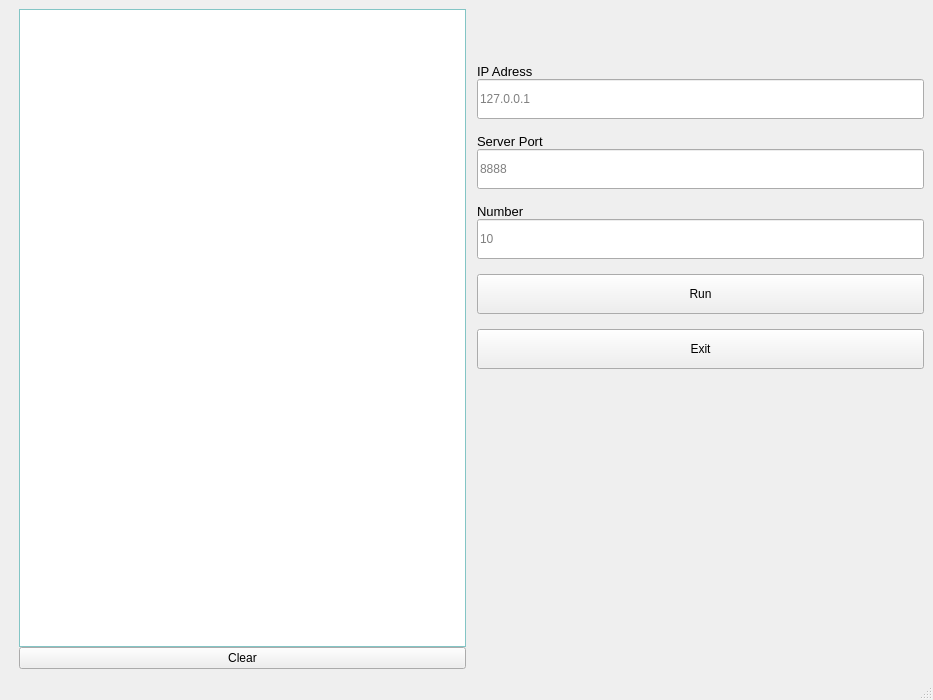
The window that 112-1/WEB PROGRAMMING/Lab/Lab 6 – UDP/Lab 6-1 UDP Client Server/d1166506/home.ui (jack41402/FCU) describes before a commit, drawn with Qt 5.
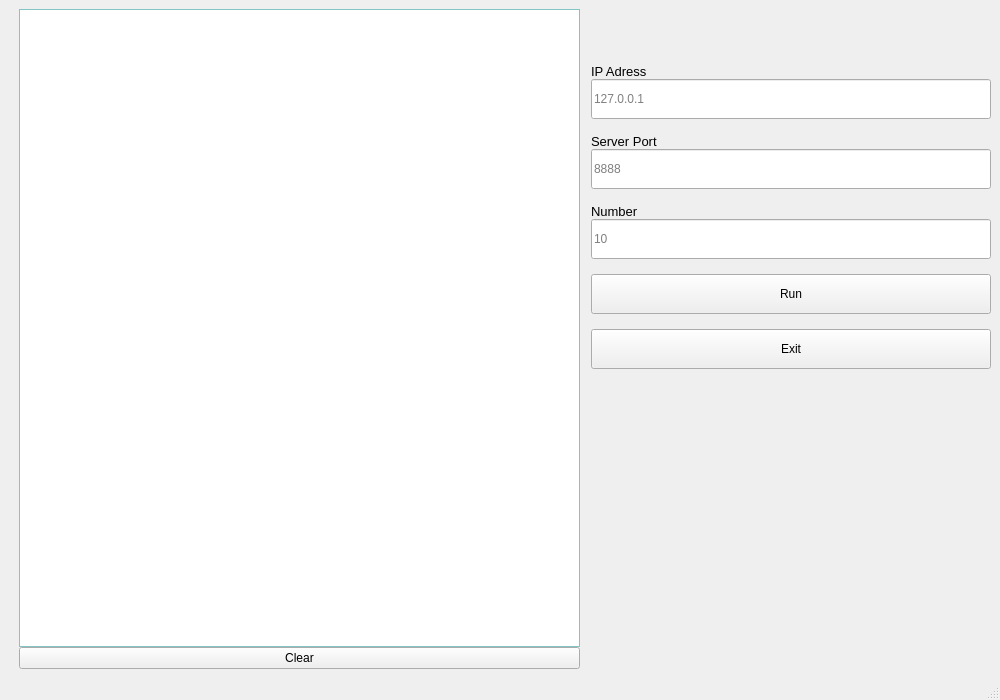
The same window after the commit.

The edit to the form file:
```diff
--- a/112-1/WEB PROGRAMMING/Lab/Lab 6 – UDP/Lab 6-1 UDP Client Server/d1166506/home.ui
+++ b/112-1/WEB PROGRAMMING/Lab/Lab 6 – UDP/Lab 6-1 UDP Client Server/d1166506/home.ui
@@ -6,7 +6,7 @@
    <rect>
     <x>0</x>
     <y>0</y>
-    <width>933</width>
+    <width>1000</width>
     <height>700</height>
    </rect>
   </property>
@@ -17,7 +17,7 @@
    <string>UDP</string>
   </property>
   <widget class="QWidget" name="centralwidget">
-   <layout class="QGridLayout" name="gridLayout">
+   <layout class="QGridLayout" name="gridLayout" columnminimumwidth="0,0,0,0">
     <item row="0" column="0">
      <spacer name="horizontalSpacer">
       <property name="orientation">
@@ -41,6 +41,12 @@
       </property>
       <item>
        <widget class="QTextBrowser" name="textBrowser">
+        <property name="minimumSize">
+         <size>
+          <width>300</width>
+          <height>0</height>
+         </size>
+        </property>
         <property name="palette">
          <palette>
           <active>
@@ -475,6 +481,9 @@
       <property name="spacing">
        <number>0</number>
       </property>
+      <property name="sizeConstraint">
+       <enum>QLayout::SetMinimumSize</enum>
+      </property>
       <item>
        <spacer name="verticalSpacer_2">
         <property name="orientation">
@@ -485,7 +494,7 @@
         </property>
         <property name="sizeHint" stdset="0">
          <size>
-          <width>20</width>
+          <width>0</width>
           <height>40</height>
          </size>
         </property>
@@ -501,7 +510,7 @@
         </property>
         <property name="minimumSize">
          <size>
-          <width>0</width>
+          <width>400</width>
           <height>30</height>
          </size>
         </property>
@@ -523,9 +532,15 @@
       </item>
       <item>
        <widget class="QLineEdit" name="lineEdit_IP_Address">
+        <property name="sizePolicy">
+         <sizepolicy hsizetype="Preferred" vsizetype="Fixed">
+          <horstretch>0</horstretch>
+          <verstretch>0</verstretch>
+         </sizepolicy>
+        </property>
         <property name="minimumSize">
          <size>
-          <width>0</width>
+          <width>400</width>
           <height>40</height>
          </size>
         </property>
@@ -544,7 +559,7 @@
         </property>
         <property name="minimumSize">
          <size>
-          <width>0</width>
+          <width>400</width>
           <height>30</height>
          </size>
         </property>
@@ -566,9 +581,15 @@
       </item>
       <item>
        <widget class="QLineEdit" name="lineEdit_Server_Port">
+        <property name="sizePolicy">
+         <sizepolicy hsizetype="Preferred" vsizetype="Fixed">
+          <horstretch>0</horstretch>
+          <verstretch>0</verstretch>
+         </sizepolicy>
+        </property>
         <property name="minimumSize">
          <size>
-          <width>0</width>
+          <width>400</width>
           <height>40</height>
          </size>
         </property>
@@ -590,7 +611,7 @@
         </property>
         <property name="minimumSize">
          <size>
-          <width>0</width>
+          <width>400</width>
           <height>30</height>
          </size>
         </property>
@@ -612,9 +633,15 @@
       </item>
       <item>
        <widget class="QLineEdit" name="lineEdit_Number">
+        <property name="sizePolicy">
+         <sizepolicy hsizetype="Preferred" vsizetype="Fixed">
+          <horstretch>0</horstretch>
+          <verstretch>0</verstretch>
+         </sizepolicy>
+        </property>
         <property name="minimumSize">
          <size>
-          <width>0</width>
+          <width>400</width>
           <height>40</height>
          </size>
         </property>
@@ -636,7 +663,7 @@
         </property>
         <property name="sizeHint" stdset="0">
          <size>
-          <width>20</width>
+          <width>0</width>
           <height>15</height>
          </size>
         </property>
@@ -644,9 +671,15 @@
       </item>
       <item>
        <widget class="QPushButton" name="btn_Run">
+        <property name="sizePolicy">
+         <sizepolicy hsizetype="Preferred" vsizetype="Fixed">
+          <horstretch>0</horstretch>
+          <verstretch>0</verstretch>
+         </sizepolicy>
+        </property>
         <property name="minimumSize">
          <size>
-          <width>0</width>
+          <width>400</width>
           <height>40</height>
          </size>
         </property>
@@ -668,7 +701,7 @@
         </property>
         <property name="sizeHint" stdset="0">
          <size>
-          <width>20</width>
+          <width>0</width>
           <height>15</height>
          </size>
         </property>
@@ -676,9 +709,15 @@
       </item>
       <item>
        <widget class="QPushButton" name="btn_Exit">
+        <property name="sizePolicy">
+         <sizepolicy hsizetype="Preferred" vsizetype="Fixed">
+          <horstretch>0</horstretch>
+          <verstretch>0</verstretch>
+         </sizepolicy>
+        </property>
         <property name="minimumSize">
          <size>
-          <width>0</width>
+          <width>400</width>
           <height>40</height>
          </size>
         </property>
@@ -700,7 +739,7 @@
         </property>
         <property name="sizeHint" stdset="0">
          <size>
-          <width>20</width>
+          <width>0</width>
           <height>40</height>
          </size>
         </property>
```
